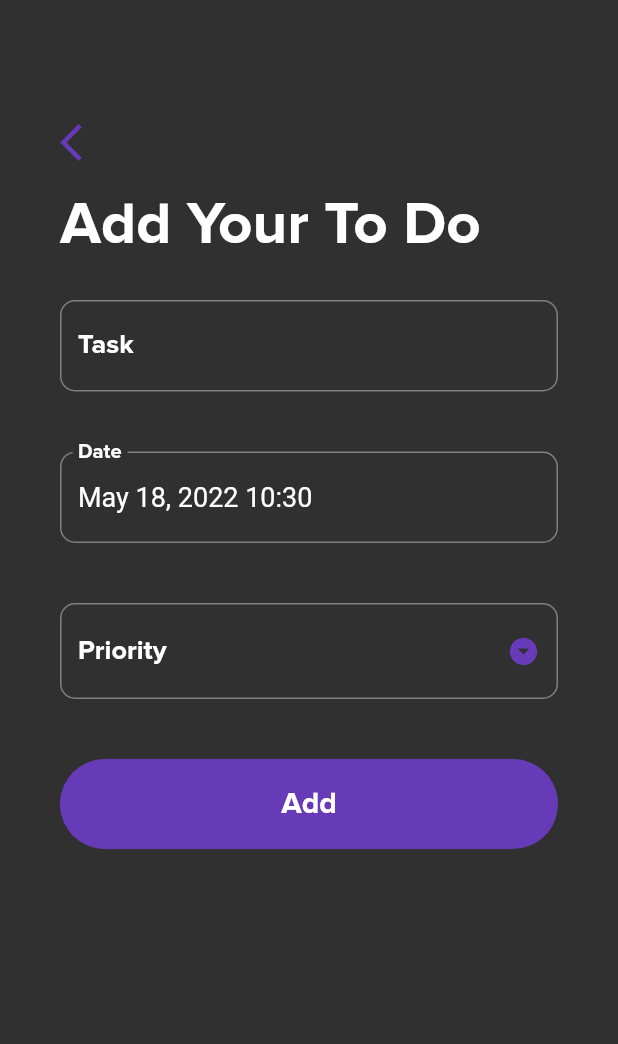
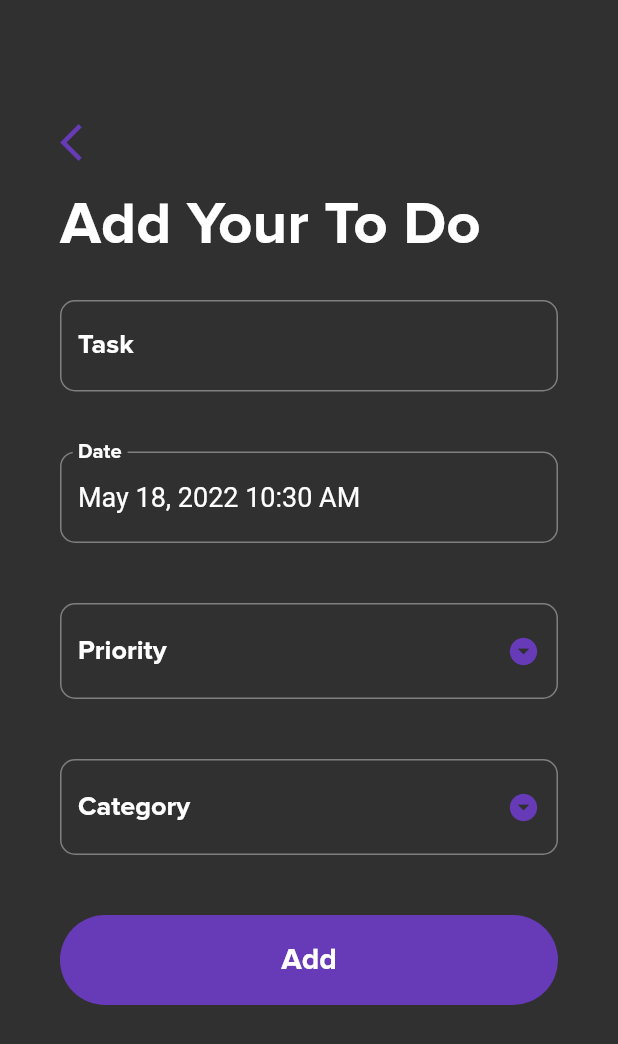
Before and after one commit to mj05516/Desk.it, a Flutter app: the screen it shows after launch, after a tap on the "add" icon, on a phone screen of 412 x 824 dp. Shown: the top 1044 px of the screen. Run offline on Flutter 3.47's test engine with Material 2 defaults, Android fonts, the phone set to English and light mode, and no system bars; our stand-ins replace easy_splash_screen, flutter_local_notifications, sqflite, timezone; accounts and stored records are empty; network calls fail.

```diff
--- a/lib/helpers/database_helper.dart
+++ b/lib/helpers/database_helper.dart
@@ -11,11 +11,12 @@ class DatabaseHelper {
 
   static late Database _db;
 
-  String tasksTable = 'task_table';
+  String tasksTable = 'task_table1';
   String colId = 'id';
   String colTitle = 'title';
   String colDate = 'date';
   String colPriority = 'priority';
+  String colCategory = 'category';
   String colStatus = 'status';
 
   Future<Database> get db async {
@@ -25,7 +26,7 @@ class DatabaseHelper {
 
   Future<Database> _initDb() async {
     Directory dir = await getApplicationDocumentsDirectory();
-    String path = dir.path + 'taskit.db';
+    String path = dir.path + 'deskit.db';
     print(path);
     final todoListDb =
         await openDatabase(path, version: 1, onCreate: _createDb);
@@ -34,7 +35,7 @@ class DatabaseHelper {
 
   void _createDb(Database db, int version) async {
     await db.execute(
-        'CREATE TABLE $tasksTable ($colId INTEGER PRIMARY KEY AUTOINCREMENT,$colTitle TEXT, $colDate TEXT, $colPriority TEXT, $colStatus INTEGER)');
+        'CREATE TABLE $tasksTable ($colId INTEGER PRIMARY KEY AUTOINCREMENT,$colTitle TEXT, $colDate TEXT, $colPriority TEXT, $colCategory TEXT, $colStatus INTEGER)');
   }
 
   Future<List<Map<String, dynamic>>> getMapTaskList() async {
@@ -55,6 +56,19 @@ class DatabaseHelper {
         }
       } else if (filter == "Active"){
         if (taskMap[colStatus] == 0){
+          taskList.add(Task.fromMap(taskMap));
+        }
+      }
+      if (filter == "Personal"){
+        if (taskMap[colCategory] == "Personal"){
+          taskList.add(Task.fromMap(taskMap));
+        }
+      } else if (filter == "Work"){
+        if (taskMap[colCategory] == "Work"){
+          taskList.add(Task.fromMap(taskMap));
+        }
+      } else if (filter == "Miscellaneous"){
+        if (taskMap[colCategory] == "Miscellaneous"){
           taskList.add(Task.fromMap(taskMap));
         }
       }
--- a/lib/main.dart
+++ b/lib/main.dart
@@ -1,9 +1,12 @@
 import 'package:flutter/material.dart';
+import 'package:taskit/notification_service.dart';
 // import 'package:taskit/screens/login_screen.dart';
 // import 'package:taskit/screens/todo_list_screen.dart';
 import 'package:taskit/splashPage.dart';
 
 void main() {
+  WidgetsFlutterBinding.ensureInitialized();
+  NotificationService().initNotification();
   runApp(MyApp());
 }
 
--- a/lib/models/task_model.dart
+++ b/lib/models/task_model.dart
@@ -3,11 +3,12 @@ class Task {
   String? title;
   DateTime? date;
   String? priority;
+  String? category;
   int? status;
 
-  Task({this.title,this.date, this.priority, this.status});
+  Task({this.title, this.date, this.priority, this.status, this.category});
 
-  Task.withId({this.id, this.title, this.date, this.priority, this.status});
+  Task.withId({this.id, this.title, this.date, this.priority, this.status, this.category});
 
   Map<String, dynamic> toMap() {
     final map = Map<String, dynamic>();
@@ -15,6 +16,7 @@ class Task {
     map['title'] = title;
     map['date'] = date!.toIso8601String();
     map['priority'] = priority;
+    map['category'] = category;
     map['status'] = status;
     return map;
   }
@@ -25,6 +27,7 @@ class Task {
         title: map['title'],
         date: DateTime.parse(map['date']),
         priority: map['priority'],
+        category: map['category'],
         status: map['status']);
   }
 }
--- /dev/null
+++ b/lib/notification_service.dart
@@ -0,0 +1,65 @@
+import 'package:flutter_local_notifications/flutter_local_notifications.dart';
+import 'package:timezone/timezone.dart' as tz;
+import 'package:timezone/data/latest.dart' as tz;
+
+class NotificationService {
+  static final NotificationService _notificationService = NotificationService._internal();
+
+  factory NotificationService() {
+    return _notificationService;
+  }
+
+  final FlutterLocalNotificationsPlugin flutterLocalNotificationsPlugin = FlutterLocalNotificationsPlugin();
+
+  NotificationService._internal();
+
+  Future<void> initNotification() async {
+    final AndroidInitializationSettings initializationSettingsAndroid =
+    AndroidInitializationSettings('@mipmap/ic_launcher');
+
+    final IOSInitializationSettings initializationSettingsIOS =
+    IOSInitializationSettings(
+      requestAlertPermission: false,
+      requestBadgePermission: false,
+      requestSoundPermission: false,
+    );
+
+    final InitializationSettings initializationSettings =
+    InitializationSettings(
+      android: initializationSettingsAndroid,
+      iOS: initializationSettingsIOS
+    );
+
+    await flutterLocalNotificationsPlugin.initialize(initializationSettings);
+  }
+
+  Future<void> showNotification(int id, String title, String body, int seconds) async {
+    await flutterLocalNotificationsPlugin.zonedSchedule(
+      id,
+      title,
+      body,
+      tz.TZDateTime.now(tz.local).add(Duration(seconds: seconds)),
+      const NotificationDetails(
+        android: AndroidNotificationDetails(
+          'main_channel',
+          'Main Channel',
+          importance: Importance.max,
+          priority: Priority.max,
+          icon: '@drawable/ic_flutternotification'
+        ),
+        iOS: IOSNotificationDetails(
+          sound: 'default.wav',
+          presentAlert: true,
+          presentBadge: true,
+          presentSound: true,
+        ),
+      ),
+      uiLocalNotificationDateInterpretation: UILocalNotificationDateInterpretation.absoluteTime,
+      androidAllowWhileIdle: true,
+    );
+  }
+
+  Future<void> cancelAllNotifications() async {
+    await flutterLocalNotificationsPlugin.cancelAll();
+  }
+}
--- a/lib/screens/add_task_screen.dart
+++ b/lib/screens/add_task_screen.dart
@@ -2,6 +2,9 @@ import 'package:flutter/material.dart';
 import 'package:intl/intl.dart';
 import 'package:taskit/helpers/database_helper.dart';
 import 'package:taskit/models/task_model.dart';
+import 'package:taskit/notification_service.dart';
+import 'package:timezone/timezone.dart' as tz;
+import 'package:timezone/data/latest.dart' as tz;
 
 class AddTaskScreen extends StatefulWidget {
   final Function? updateTaskList;
@@ -18,10 +21,12 @@ class _AddTaskScreenState extends State<AddTaskScreen> {
 
   String? _title = "";
   String? _priority = "Low";
+  String? _category = "Personal";
   DateTime? _date = DateTime.now();
   TextEditingController _dateController = TextEditingController();
-  final DateFormat _dateFormatter = DateFormat('MMM dd, yyyy hh:mm');
+  final DateFormat _dateFormatter = DateFormat('MMM dd, yyyy hh:mm a');
   final List<String> _priorities = ["Low", "Medium", "High"];
+  final List<String> _categories = ["Work", "Personal", "Miscellaneous"];
 
   _handleDatePicker() async {
     final DateTime? date = await showDatePicker(
@@ -37,26 +42,25 @@ class _AddTaskScreenState extends State<AddTaskScreen> {
     }
     // ask for time
     final TimeOfDay? time = await showTimePicker(
-      context: context,
-      initialTime: TimeOfDay(hour: _date!.hour, minute: _date!.minute)
-    );
+        context: context,
+        initialTime: TimeOfDay(hour: _date!.hour, minute: _date!.minute));
     if (time != null) {
       setState(() {
-        _date = DateTime(_date!.year, _date!.month, _date!.day, time!.hour,
-            time!.minute);
+        _date = DateTime(
+            _date!.year, _date!.month, _date!.day, time.hour, time.minute);
       });
       _dateController.text = _dateFormatter.format(_date!);
     }
-
   }
 
   _submit() {
     if (_formKey.currentState!.validate()) {
       _formKey.currentState!.save();
-      print('$_title, $_priority, $_date');
+      print('$_title, $_priority, $_date, $_category');
 
       // Insert Task to Users Database
-      Task task = Task(title: _title, date: _date, priority: _priority);
+      Task task = Task(
+          title: _title, date: _date, priority: _priority, category: _category);
       if (widget.task == null) {
         task.status = 0;
         DatabaseHelper.instance.insertTask(task);
@@ -66,7 +70,20 @@ class _AddTaskScreenState extends State<AddTaskScreen> {
         task.status = widget.task!.status;
         DatabaseHelper.instance.updateTask(task);
       }
+      // var zone = tz.getLocation('Africa/Algiers');
+      tz.TZDateTime tzDateTime = tz.TZDateTime.from(
+        _date!,
+        tz.getLocation('Asia/Karachi'),
+      );
+      // get current time in seconds
+      double now = DateTime.now().millisecondsSinceEpoch / 1000;
+      // get time in seconds
+      double rem = _date!.millisecondsSinceEpoch / 1000 - now;
+      // convert rem to int
+      int remInt = rem.toInt();
 
+      // NotificationService().showNotification(1, _title!, _category!, 60);
+      NotificationService().showNotification(1, _title!, _category!, remInt);
       widget.updateTaskList!("All");
       Navigator.pop(context);
     }
@@ -81,11 +98,14 @@ class _AddTaskScreenState extends State<AddTaskScreen> {
   @override
   void initState() {
     super.initState();
+
+    tz.initializeTimeZones();
     _dateController.text = _dateFormatter.format(_date!);
 
     if (widget.task != null) {
       _title = widget.task!.title;
       _priority = widget.task!.priority;
+      _category = widget.task!.category;
       _date = widget.task!.date;
     }
   }
@@ -203,7 +223,7 @@ class _AddTaskScreenState extends State<AddTaskScreen> {
                                   priority,
                                   style: TextStyle(
                                       fontFamily: 'ProximaNova',
-                                      color: Colors.black,
+                                      color: Colors.white,
                                       fontWeight: FontWeight.w800,
                                       fontSize: 18.0),
                                 ));
@@ -212,6 +232,50 @@ class _AddTaskScreenState extends State<AddTaskScreen> {
                             print(newValue.runtimeType);
                             setState(() {
                               _priority = newValue.toString();
+                            });
+                          },
+                          // value : _priority
+                        ),
+                      ),
+                      Padding(
+                        padding: const EdgeInsets.symmetric(vertical: 20),
+                        child: DropdownButtonFormField(
+                          isDense: true,
+                          icon: Icon(Icons.arrow_drop_down_circle),
+                          iconSize: 22.0,
+                          iconEnabledColor: Theme.of(context).primaryColor,
+                          style: TextStyle(fontSize: 18),
+                          decoration: InputDecoration(
+                              labelText: 'Category',
+                              labelStyle: TextStyle(
+                                fontSize: 18,
+                                fontFamily: 'ProximaNova',
+                                color: Colors.white,
+                                fontWeight: FontWeight.w800,
+                              ),
+                              border: OutlineInputBorder(
+                                  borderRadius: BorderRadius.circular(10.0))),
+                          validator: (dynamic input) =>
+                              input.toString().trim().isEmpty
+                                  ? 'Please Select a Category'
+                                  : null,
+                          // onSaved: (input) => _priority = input.toString(),
+                          items: _categories.map((String category) {
+                            return DropdownMenuItem(
+                                value: category,
+                                child: new Text(
+                                  category,
+                                  style: TextStyle(
+                                      fontFamily: 'ProximaNova',
+                                      color: Colors.white,
+                                      fontWeight: FontWeight.w800,
+                                      fontSize: 18.0),
+                                ));
+                          }).toList(),
+                          onChanged: (dynamic newValue) {
+                            print(newValue.runtimeType);
+                            setState(() {
+                              _category = newValue.toString();
                             });
                           },
                           // value : _priority
--- a/lib/screens/todo_list_screen.dart
+++ b/lib/screens/todo_list_screen.dart
@@ -3,7 +3,10 @@ import 'package:flutter/material.dart';
 import 'package:intl/intl.dart';
 import 'package:taskit/helpers/database_helper.dart';
 import 'package:taskit/models/task_model.dart';
+import 'package:taskit/notification_service.dart';
 import 'package:taskit/screens/add_task_screen.dart';
+import 'package:timezone/timezone.dart' as tz;
+import 'package:timezone/data/latest.dart' as tz;
 
 class TodoListScreen extends StatefulWidget {
   @override
@@ -18,6 +21,7 @@ class _TodoListScreenState extends State<TodoListScreen> {
   @override
   void initState() {
     super.initState();
+    tz.initializeTimeZones();
     _updateTaskList("All");
   }
 
@@ -44,7 +48,7 @@ class _TodoListScreenState extends State<TodoListScreen> {
                       : TextDecoration.lineThrough),
             ),
             subtitle: Text(
-              '${_dateFormatter.format(task.date!)} * ${task.priority}',
+              '${_dateFormatter.format(task.date!)} * ${task.priority} * ${task.category}',
               style: TextStyle(
                   fontFamily: 'Poppins',
                   fontWeight: FontWeight.w800,
@@ -164,6 +168,40 @@ class _TodoListScreenState extends State<TodoListScreen> {
                               )),
                         ],
                       ),
+                      // SizedBox(
+                      //   height: 10.0,
+                      // ),
+                      Row(
+                        mainAxisAlignment: MainAxisAlignment.spaceAround,
+                        children: [
+                          MaterialButton(
+                              onPressed: () {
+                                _updateTaskList("Personal");
+                                // NotificationService().showNotification(1, "title", "body", 10);
+                              },
+                              child: Text(
+                                'Personal',
+                                style: TextStyle(color: Colors.deepPurple),
+                              )),
+                          MaterialButton(
+                            onPressed: () {
+                              _updateTaskList("Work");
+                            },
+                            child: Text(
+                              'Work',
+                              style: TextStyle(color: Colors.deepPurple),
+                            ),
+                          ),
+                          MaterialButton(
+                              onPressed: () {
+                                _updateTaskList("Miscellaneous");
+                              },
+                              child: Text(
+                                'Miscellaneous',
+                                style: TextStyle(color: Colors.deepPurple),
+                              )),
+                        ],
+                      ),
                       SizedBox(
                         height: 10.0,
                       ),
--- a/pubspec.yaml
+++ b/pubspec.yaml
@@ -16,6 +16,8 @@ dependencies:
   path_provider: ^2.0.2
   sqflite: ^2.0.0+3
   easy_splash_screen: ^1.0.3
+  flutter_local_notifications: ^9.5.3+1
+  timezone: ^0.8.0
 
 dev_dependencies:
   flutter_test:
```
Also changed, not shown: pubspec.lock, 5 other files.
